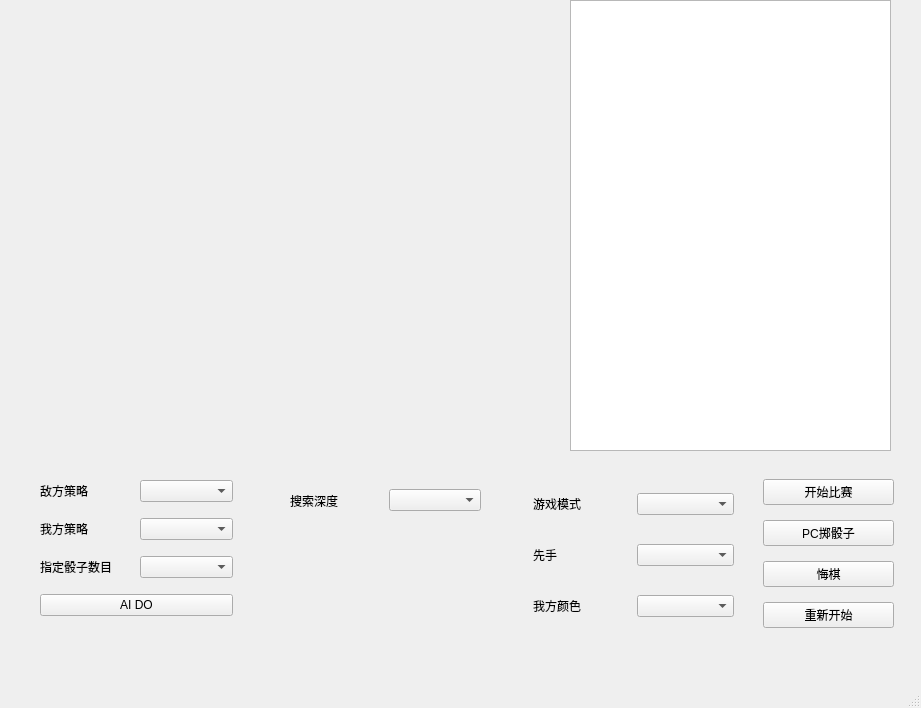
The window that view/mainwindow.ui (Kelfvin/Einstein_BlueShadow) describes before a commit, drawn with Qt 5.
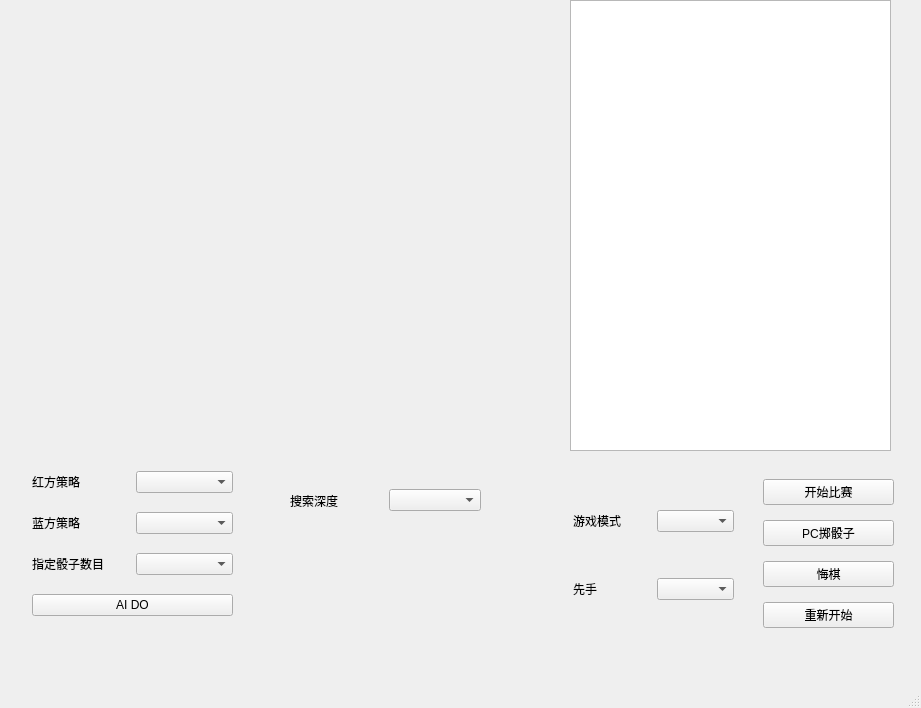
The same window after the commit.

Commit message: 修改游戏的控制策略，将双方设置成agent

Diff of the .ui file:
```diff
--- a/view/mainwindow.ui
+++ b/view/mainwindow.ui
@@ -87,9 +87,9 @@
    <widget class="QWidget" name="verticalLayoutWidget_4">
     <property name="geometry">
      <rect>
-      <x>533</x>
+      <x>573</x>
       <y>470</y>
-      <width>201</width>
+      <width>161</width>
       <height>171</height>
      </rect>
     </property>
@@ -125,20 +125,6 @@
        </item>
       </layout>
      </item>
-     <item>
-      <layout class="QHBoxLayout" name="horizontalLayout">
-       <item>
-        <widget class="QLabel" name="label_2">
-         <property name="text">
-          <string>我方颜色</string>
-         </property>
-        </widget>
-       </item>
-       <item>
-        <widget class="QComboBox" name="setOurColorComboBox"/>
-       </item>
-      </layout>
-     </item>
     </layout>
    </widget>
    <widget class="QWidget" name="horizontalLayoutWidget_5">
@@ -166,10 +152,10 @@
    <widget class="QWidget" name="verticalLayoutWidget_5">
     <property name="geometry">
      <rect>
-      <x>40</x>
-      <y>470</y>
-      <width>193</width>
-      <height>159</height>
+      <x>32</x>
+      <y>458</y>
+      <width>201</width>
+      <height>171</height>
      </rect>
     </property>
     <layout class="QVBoxLayout" name="verticalLayout_5">
@@ -178,7 +164,7 @@
        <item>
         <widget class="QLabel" name="enemyStrategySelectLable">
          <property name="text">
-          <string>敌方策略</string>
+          <string>红方策略</string>
          </property>
         </widget>
        </item>
@@ -192,7 +178,7 @@
        <item>
         <widget class="QLabel" name="ourStrategySelectLable">
          <property name="text">
-          <string>我方策略</string>
+          <string>蓝方策略</string>
          </property>
         </widget>
        </item>
```
Left out of the diff: 41 changed lines with no effect on the pictures. The commit also changes 16 other files.
